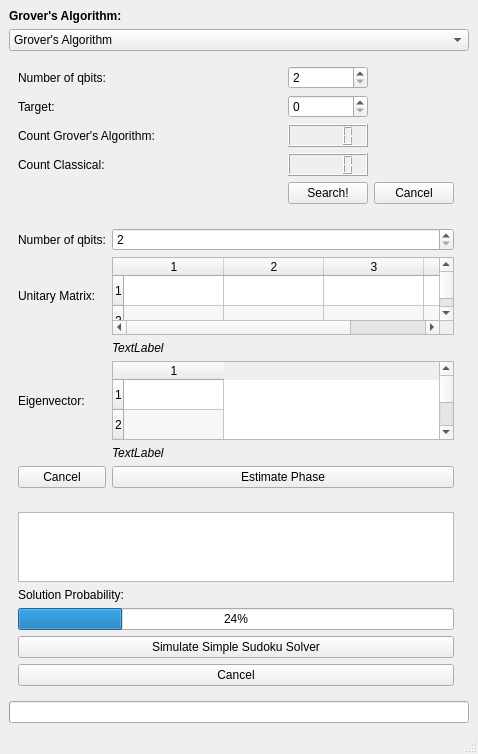
First picture: the form in qcp/gui/form.ui, repository Tiernan8r/quantum_computing_project, before the edit.
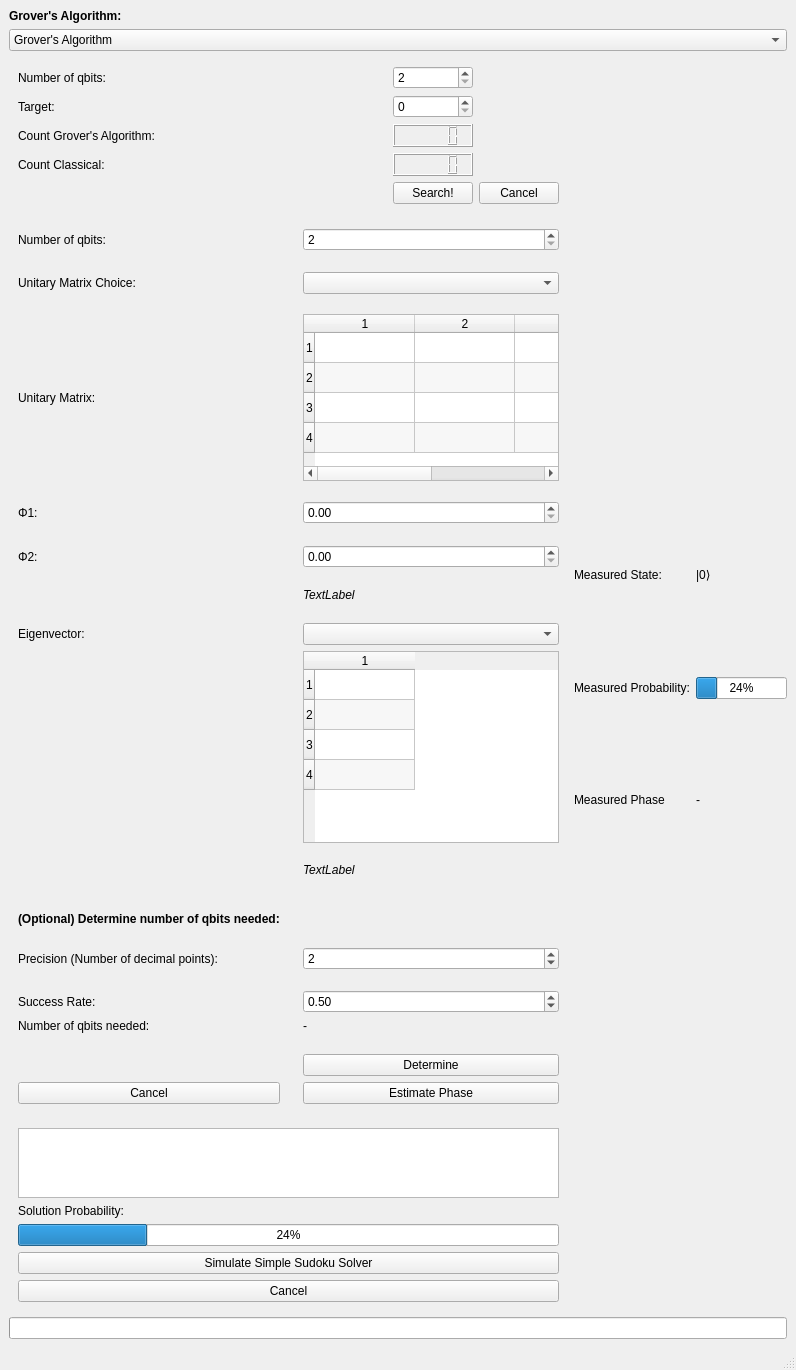
Second picture: the form after the edit.

Commit message: Redo the Phase Estimation GUI/CLI: (#100)

The edit to the form file:
```diff
--- a/qcp/gui/form.ui
+++ b/qcp/gui/form.ui
@@ -6,8 +6,8 @@
    <rect>
     <x>0</x>
     <y>0</y>
-    <width>478</width>
-    <height>754</height>
+    <width>796</width>
+    <height>1370</height>
    </rect>
   </property>
   <property name="sizePolicy">
@@ -21,6 +21,28 @@
   </property>
   <widget class="QWidget" name="central_widget">
    <layout class="QGridLayout" name="gridLayout_2">
+    <item row="1" column="0">
+     <widget class="QComboBox" name="algorithm_options">
+      <property name="frame">
+       <bool>true</bool>
+      </property>
+      <item>
+       <property name="text">
+        <string>Grover's Algorithm</string>
+       </property>
+      </item>
+      <item>
+       <property name="text">
+        <string>Phase Estimation</string>
+       </property>
+      </item>
+      <item>
+       <property name="text">
+        <string>Sudoku</string>
+       </property>
+      </item>
+     </widget>
+    </item>
     <item row="0" column="0">
      <widget class="QLabel" name="title">
       <property name="text">
@@ -31,10 +53,36 @@
       </property>
      </widget>
     </item>
+    <item row="10" column="0">
+     <widget class="QProgressBar" name="progress_bar">
+      <property name="enabled">
+       <bool>true</bool>
+      </property>
+      <property name="value">
+       <number>0</number>
+      </property>
+      <property name="textVisible">
+       <bool>false</bool>
+      </property>
+     </widget>
+    </item>
     <item row="2" column="0">
      <layout class="QHBoxLayout" name="horizontalLayout">
       <item>
        <layout class="QVBoxLayout" name="algorithms_layout">
+        <item>
+         <spacer name="verticalSpacer_29">
+          <property name="orientation">
+           <enum>Qt::Vertical</enum>
+          </property>
+          <property name="sizeHint" stdset="0">
+           <size>
+            <width>20</width>
+            <height>40</height>
+           </size>
+          </property>
+         </spacer>
+        </item>
         <item>
          <widget class="QWidget" name="grover_frame" native="true">
           <layout class="QVBoxLayout" name="verticalLayout">
@@ -102,19 +150,6 @@
                </property>
               </spacer>
              </item>
-             <item row="6" column="1">
-              <spacer name="horizontalSpacer_11">
-               <property name="orientation">
-                <enum>Qt::Horizontal</enum>
-               </property>
-               <property name="sizeHint" stdset="0">
-                <size>
-                 <width>40</width>
-                 <height>20</height>
-                </size>
-               </property>
-              </spacer>
-             </item>
              <item row="9" column="0">
               <spacer name="verticalSpacer_15">
                <property name="orientation">
@@ -207,32 +242,6 @@
                </property>
               </widget>
              </item>
-             <item row="4" column="1">
-              <spacer name="horizontalSpacer_12">
-               <property name="orientation">
-                <enum>Qt::Horizontal</enum>
-               </property>
-               <property name="sizeHint" stdset="0">
-                <size>
-                 <width>40</width>
-                 <height>20</height>
-                </size>
-               </property>
-              </spacer>
-             </item>
-             <item row="1" column="1">
-              <spacer name="horizontalSpacer_13">
-               <property name="orientation">
-                <enum>Qt::Horizontal</enum>
-               </property>
-               <property name="sizeHint" stdset="0">
-                <size>
-                 <width>40</width>
-                 <height>20</height>
-                </size>
-               </property>
-              </spacer>
-             </item>
              <item row="8" column="3">
               <widget class="QLCDNumber" name="lcd_number_classic">
                <property name="frameShape">
@@ -257,19 +266,6 @@
                </property>
               </widget>
              </item>
-             <item row="8" column="1">
-              <spacer name="horizontalSpacer_14">
-               <property name="orientation">
-                <enum>Qt::Horizontal</enum>
-               </property>
-               <property name="sizeHint" stdset="0">
-                <size>
-                 <width>40</width>
-                 <height>20</height>
-                </size>
-               </property>
-              </spacer>
-             </item>
              <item row="10" column="3">
               <widget class="QPushButton" name="search_button">
                <property name="text">
@@ -304,7 +300,7 @@
           <layout class="QVBoxLayout" name="verticalLayout_2">
            <item>
             <layout class="QGridLayout" name="phase_estimation_grid_layout">
-             <item row="4" column="1">
+             <item row="10" column="2">
               <widget class="QLabel" name="unitary_error_label">
                <property name="palette">
                 <palette>
@@ -434,33 +430,8 @@
                </property>
               </widget>
              </item>
-             <item row="6" column="1">
-              <widget class="QTableWidget" name="table_input_eigenvector_pe">
-               <property name="alternatingRowColors">
-                <bool>true</bool>
-               </property>
-               <property name="rowCount">
-                <number>4</number>
-               </property>
-               <property name="columnCount">
-                <number>1</number>
-               </property>
-               <row/>
-               <row/>
-               <row/>
-               <row/>
-               <column/>
-              </widget>
-             </item>
-             <item row="2" column="0">
-              <widget class="QLabel" name="label_unitary_pe">
-               <property name="text">
-                <string>Unitary Matrix:</string>
-               </property>
-              </widget>
-             </item>
-             <item row="1" column="1">
-              <spacer name="verticalSpacer_11">
+             <item row="9" column="2">
+              <spacer name="verticalSpacer_10">
                <property name="orientation">
                 <enum>Qt::Vertical</enum>
                </property>
@@ -472,15 +443,22 @@
                </property>
               </spacer>
              </item>
-             <item row="10" column="1">
-              <widget class="QPushButton" name="estimate_phase_button_pe">
+             <item row="19" column="0">
+              <widget class="QLabel" name="label_optional_determine">
                <property name="text">
-                <string>Estimate Phase</string>
+                <string>&lt;html&gt;&lt;head/&gt;&lt;body&gt;&lt;p&gt;&lt;span style=&quot; font-weight:700;&quot;&gt;(Optional) Determine number of qbits needed:&lt;/span&gt;&lt;/p&gt;&lt;/body&gt;&lt;/html&gt;</string>
                </property>
               </widget>
              </item>
-             <item row="7" column="1">
-              <spacer name="verticalSpacer_8">
+             <item row="6" column="2">
+              <widget class="QDoubleSpinBox" name="phi_1_spin_box">
+               <property name="singleStep">
+                <double>0.100000000000000</double>
+               </property>
+              </widget>
+             </item>
+             <item row="17" column="2">
+              <spacer name="verticalSpacer_7">
                <property name="orientation">
                 <enum>Qt::Vertical</enum>
                </property>
@@ -492,15 +470,72 @@
                </property>
               </spacer>
              </item>
+             <item row="27" column="0">
+              <widget class="QPushButton" name="cancel_button_pe">
+               <property name="text">
+                <string>Cancel</string>
+               </property>
+              </widget>
+             </item>
              <item row="6" column="0">
+              <widget class="QLabel" name="label_phi_1">
+               <property name="text">
+                <string>Φ1:</string>
+               </property>
+              </widget>
+             </item>
+             <item row="11" column="2">
+              <spacer name="verticalSpacer_9">
+               <property name="orientation">
+                <enum>Qt::Vertical</enum>
+               </property>
+               <property name="sizeHint" stdset="0">
+                <size>
+                 <width>20</width>
+                 <height>40</height>
+                </size>
+               </property>
+              </spacer>
+             </item>
+             <item row="2" column="2">
+              <widget class="QComboBox" name="unitary_matrix_combo_box"/>
+             </item>
+             <item row="8" column="2">
+              <widget class="QDoubleSpinBox" name="phi_2_spinbox">
+               <property name="singleStep">
+                <double>0.100000000000000</double>
+               </property>
+              </widget>
+             </item>
+             <item row="8" column="0">
+              <widget class="QLabel" name="label_phi_2">
+               <property name="text">
+                <string>Φ2:</string>
+               </property>
+              </widget>
+             </item>
+             <item row="22" column="0">
+              <spacer name="verticalSpacer_27">
+               <property name="orientation">
+                <enum>Qt::Vertical</enum>
+               </property>
+               <property name="sizeHint" stdset="0">
+                <size>
+                 <width>20</width>
+                 <height>40</height>
+                </size>
+               </property>
+              </spacer>
+             </item>
+             <item row="12" column="0">
               <widget class="QLabel" name="label_eigenvactor_pe">
                <property name="text">
                 <string>Eigenvector:</string>
                </property>
               </widget>
              </item>
-             <item row="5" column="1">
-              <spacer name="verticalSpacer_9">
+             <item row="20" column="0">
+              <spacer name="verticalSpacer_26">
                <property name="orientation">
                 <enum>Qt::Vertical</enum>
                </property>
@@ -512,165 +547,22 @@
                </property>
               </spacer>
              </item>
-             <item row="3" column="1">
-              <spacer name="verticalSpacer_10">
-               <property name="orientation">
-                <enum>Qt::Vertical</enum>
-               </property>
-               <property name="sizeHint" stdset="0">
-                <size>
-                 <width>20</width>
-                 <height>40</height>
-                </size>
-               </property>
-              </spacer>
-             </item>
-             <item row="0" column="1">
+             <item row="0" column="2">
               <widget class="QSpinBox" name="input_nqbits_pe">
                <property name="minimum">
                 <number>2</number>
                </property>
               </widget>
              </item>
-             <item row="8" column="1">
-              <widget class="QLabel" name="eigenvector_error_label">
-               <property name="palette">
-                <palette>
-                 <active>
-                  <colorrole role="WindowText">
-                   <brush brushstyle="SolidPattern">
-                    <color alpha="255">
-                     <red>255</red>
-                     <green>0</green>
-                     <blue>0</blue>
-                    </color>
-                   </brush>
-                  </colorrole>
-                  <colorrole role="Text">
-                   <brush brushstyle="SolidPattern">
-                    <color alpha="255">
-                     <red>255</red>
-                     <green>0</green>
-                     <blue>0</blue>
-                    </color>
-                   </brush>
-                  </colorrole>
-                  <colorrole role="BrightText">
-                   <brush brushstyle="SolidPattern">
-                    <color alpha="255">
-                     <red>255</red>
-                     <green>0</green>
-                     <blue>0</blue>
-                    </color>
-                   </brush>
-                  </colorrole>
-                  <colorrole role="ButtonText">
-                   <brush brushstyle="SolidPattern">
-                    <color alpha="255">
-                     <red>255</red>
-                     <green>0</green>
-                     <blue>0</blue>
-                    </color>
-                   </brush>
-                  </colorrole>
-                 </active>
-                 <inactive>
-                  <colorrole role="WindowText">
-                   <brush brushstyle="SolidPattern">
-                    <color alpha="255">
-                     <red>0</red>
-                     <green>0</green>
-                     <blue>0</blue>
-                    </color>
-                   </brush>
-                  </colorrole>
-                  <colorrole role="Text">
-                   <brush brushstyle="SolidPattern">
-                    <color alpha="255">
-                     <red>0</red>
-                     <green>0</green>
-                     <blue>0</blue>
-                    </color>
-                   </brush>
-                  </colorrole>
-                  <colorrole role="BrightText">
-                   <brush brushstyle="SolidPattern">
-                    <color alpha="255">
-                     <red>255</red>
-                     <green>255</green>
-                     <blue>255</blue>
-                    </color>
-                   </brush>
-                  </colorrole>
-                  <colorrole role="ButtonText">
-                   <brush brushstyle="SolidPattern">
-                    <color alpha="255">
-                     <red>0</red>
-                     <green>0</green>
-                     <blue>0</blue>
-                    </color>
-                   </brush>
-                  </colorrole>
-                 </inactive>
-                 <disabled>
-                  <colorrole role="WindowText">
-                   <brush brushstyle="SolidPattern">
-                    <color alpha="255">
-                     <red>190</red>
-                     <green>190</green>
-                     <blue>190</blue>
-                    </color>
-                   </brush>
-                  </colorrole>
-                  <colorrole role="Text">
-                   <brush brushstyle="SolidPattern">
-                    <color alpha="255">
-                     <red>190</red>
-                     <green>190</green>
-                     <blue>190</blue>
-                    </color>
-                   </brush>
-                  </colorrole>
-                  <colorrole role="BrightText">
-                   <brush brushstyle="SolidPattern">
-                    <color alpha="255">
-                     <red>255</red>
-                     <green>0</green>
-                     <blue>0</blue>
-                    </color>
-                   </brush>
-                  </colorrole>
-                  <colorrole role="ButtonText">
-                   <brush brushstyle="SolidPattern">
-                    <color alpha="255">
-                     <red>190</red>
-                     <green>190</green>
-                     <blue>190</blue>
-                    </color>
-                   </brush>
-                  </colorrole>
-                 </disabled>
-                </palette>
-               </property>
-               <property name="font">
-                <font>
-                 <italic>true</italic>
-                </font>
-               </property>
+             <item row="4" column="0">
+              <widget class="QLabel" name="label_unitary_pe">
                <property name="text">
-                <string>TextLabel</string>
+                <string>Unitary Matrix:</string>
                </property>
               </widget>
              </item>
-             <item row="10" column="0">
-              <widget class="QPushButton" name="cancel_button_pe">
-               <property name="text">
-                <string>Cancel</string>
-               </property>
-              </widget>
-             </item>
-             <item row="9" column="1">
-              <spacer name="verticalSpacer_7">
+             <item row="14" column="2">
+              <spacer name="verticalSpacer_8">
                <property name="orientation">
                 <enum>Qt::Vertical</enum>
                </property>
@@ -682,15 +574,21 @@
                </property>
               </spacer>
              </item>
-             <item row="0" column="0">
-              <widget class="QLabel" name="label_nqbits_pe">
+             <item row="2" column="0">
+              <widget class="QLabel" name="unitary_matrix_choice_label">
                <property name="text">
-                <string>Number of qbits:</string>
+                <string>Unitary Matrix Choice:</string>
                </property>
               </widget>
              </item>
-             <item row="2" column="1">
+             <item row="4" column="2">
               <widget class="QTableWidget" name="table_input_unitary_pe">
+               <property name="sizePolicy">
+                <sizepolicy hsizetype="Expanding" vsizetype="Expanding">
+                 <horstretch>0</horstretch>
+                 <verstretch>0</verstretch>
+                </sizepolicy>
+               </property>
                <property name="alternatingRowColors">
                 <bool>true</bool>
                </property>
@@ -716,6 +614,355 @@
                <column/>
               </widget>
              </item>
+             <item row="18" column="0">
+              <spacer name="verticalSpacer_25">
+               <property name="orientation">
+                <enum>Qt::Vertical</enum>
+               </property>
+               <property name="sizeHint" stdset="0">
+                <size>
+                 <width>20</width>
+                 <height>40</height>
+                </size>
+               </property>
+              </spacer>
+             </item>
+             <item row="21" column="0">
+              <widget class="QLabel" name="label_precision">
+               <property name="text">
+                <string>Precision (Number of decimal points):</string>
+               </property>
+              </widget>
+             </item>
+             <item row="27" column="2">
+              <widget class="QPushButton" name="estimate_phase_button_pe">
+               <property name="text">
+                <string>Estimate Phase</string>
+               </property>
+              </widget>
+             </item>
+             <item row="26" column="2">
+              <widget class="QPushButton" name="button_determine_nqbits">
+               <property name="text">
+                <string>Determine</string>
+               </property>
+              </widget>
+             </item>
+             <item row="21" column="2">
+              <widget class="QSpinBox" name="precision_spin_box">
+               <property name="minimum">
+                <number>1</number>
+               </property>
+               <property name="value">
+                <number>2</number>
+               </property>
+              </widget>
+             </item>
+             <item row="3" column="2">
+              <spacer name="verticalSpacer_22">
+               <property name="orientation">
+                <enum>Qt::Vertical</enum>
+               </property>
+               <property name="sizeHint" stdset="0">
+                <size>
+                 <width>20</width>
+                 <height>40</height>
+                </size>
+               </property>
+              </spacer>
+             </item>
+             <item row="23" column="2">
+              <widget class="QDoubleSpinBox" name="success_rate_spin_box">
+               <property name="minimum">
+                <double>0.010000000000000</double>
+               </property>
+               <property name="maximum">
+                <double>1.000000000000000</double>
+               </property>
+               <property name="singleStep">
+                <double>0.010000000000000</double>
+               </property>
+               <property name="value">
+                <double>0.500000000000000</double>
+               </property>
+              </widget>
+             </item>
+             <item row="0" column="0">
+              <widget class="QLabel" name="label_nqbits_pe">
+               <property name="text">
+                <string>Number of qbits:</string>
+               </property>
+              </widget>
+             </item>
+             <item row="5" column="0">
+              <spacer name="verticalSpacer_23">
+               <property name="orientation">
+                <enum>Qt::Vertical</enum>
+               </property>
+               <property name="sizeHint" stdset="0">
+                <size>
+                 <width>20</width>
+                 <height>40</height>
+                </size>
+               </property>
+              </spacer>
+             </item>
+             <item row="13" column="2">
+              <widget class="QTableWidget" name="table_input_eigenvector_pe">
+               <property name="sizePolicy">
+                <sizepolicy hsizetype="MinimumExpanding" vsizetype="MinimumExpanding">
+                 <horstretch>0</horstretch>
+                 <verstretch>0</verstretch>
+                </sizepolicy>
+               </property>
+               <property name="alternatingRowColors">
+                <bool>true</bool>
+               </property>
+               <property name="rowCount">
+                <number>4</number>
+               </property>
+               <property name="columnCount">
+                <number>1</number>
+               </property>
+               <row/>
+               <row/>
+               <row/>
+               <row/>
+               <column/>
+              </widget>
+             </item>
+             <item row="15" column="2">
+              <widget class="QLabel" name="eigenvector_error_label">
+               <property name="palette">
+                <palette>
+                 <active>
+                  <colorrole role="WindowText">
+                   <brush brushstyle="SolidPattern">
+                    <color alpha="255">
+                     <red>255</red>
+                     <green>0</green>
+                     <blue>0</blue>
+                    </color>
+                   </brush>
+                  </colorrole>
+                  <colorrole role="Text">
+                   <brush brushstyle="SolidPattern">
+                    <color alpha="255">
+                     <red>255</red>
+                     <green>0</green>
+                     <blue>0</blue>
+                    </color>
+                   </brush>
+                  </colorrole>
+                  <colorrole role="BrightText">
+                   <brush brushstyle="SolidPattern">
+                    <color alpha="255">
+                     <red>255</red>
+                     <green>0</green>
+                     <blue>0</blue>
+                    </color>
+                   </brush>
+                  </colorrole>
+                  <colorrole role="ButtonText">
+                   <brush brushstyle="SolidPattern">
+                    <color alpha="255">
+                     <red>255</red>
+                     <green>0</green>
+                     <blue>0</blue>
+                    </color>
+                   </brush>
+                  </colorrole>
+                 </active>
+                 <inactive>
+                  <colorrole role="WindowText">
+                   <brush brushstyle="SolidPattern">
+                    <color alpha="255">
+                     <red>0</red>
+                     <green>0</green>
+                     <blue>0</blue>
+                    </color>
+                   </brush>
+                  </colorrole>
+                  <colorrole role="Text">
+                   <brush brushstyle="SolidPattern">
+                    <color alpha="255">
+                     <red>0</red>
+                     <green>0</green>
+                     <blue>0</blue>
+                    </color>
+                   </brush>
+                  </colorrole>
+                  <colorrole role="BrightText">
+                   <brush brushstyle="SolidPattern">
+                    <color alpha="255">
+                     <red>255</red>
+                     <green>255</green>
+                     <blue>255</blue>
+                    </color>
+                   </brush>
+                  </colorrole>
+                  <colorrole role="ButtonText">
+                   <brush brushstyle="SolidPattern">
+                    <color alpha="255">
+                     <red>0</red>
+                     <green>0</green>
+                     <blue>0</blue>
+                    </color>
+                   </brush>
+                  </colorrole>
+                 </inactive>
+                 <disabled>
+                  <colorrole role="WindowText">
+                   <brush brushstyle="SolidPattern">
+                    <color alpha="255">
+                     <red>190</red>
+                     <green>190</green>
+                     <blue>190</blue>
+                    </color>
+                   </brush>
+                  </colorrole>
+                  <colorrole role="Text">
+                   <brush brushstyle="SolidPattern">
+                    <color alpha="255">
+                     <red>190</red>
+                     <green>190</green>
+                     <blue>190</blue>
+                    </color>
+                   </brush>
+                  </colorrole>
+                  <colorrole role="BrightText">
+                   <brush brushstyle="SolidPattern">
+                    <color alpha="255">
+                     <red>255</red>
+                     <green>0</green>
+                     <blue>0</blue>
+                    </color>
+                   </brush>
+                  </colorrole>
+                  <colorrole role="ButtonText">
+                   <brush brushstyle="SolidPattern">
+                    <color alpha="255">
+                     <red>190</red>
+                     <green>190</green>
+                     <blue>190</blue>
+                    </color>
+                   </brush>
+                  </colorrole>
+                 </disabled>
+                </palette>
+               </property>
+               <property name="font">
+                <font>
+                 <italic>true</italic>
+                </font>
+               </property>
+               <property name="text">
+                <string>TextLabel</string>
+               </property>
+              </widget>
+             </item>
+             <item row="12" column="2">
+              <widget class="QComboBox" name="eigenvector_combo_box"/>
+             </item>
+             <item row="23" column="0">
+              <widget class="QLabel" name="label_success_rate">
+               <property name="text">
+                <string>Success Rate:</string>
+               </property>
+              </widget>
+             </item>
+             <item row="1" column="2">
+              <spacer name="verticalSpacer_11">
+               <property name="orientation">
+                <enum>Qt::Vertical</enum>
+               </property>
+               <property name="sizeHint" stdset="0">
+                <size>
+                 <width>20</width>
+                 <height>40</height>
+                </size>
+               </property>
+              </spacer>
+             </item>
+             <item row="24" column="2">
+              <widget class="QLabel" name="label_nqbits_display">
+               <property name="text">
+                <string>-</string>
+               </property>
+              </widget>
+             </item>
+             <item row="7" column="0">
+              <spacer name="verticalSpacer_24">
+               <property name="orientation">
+                <enum>Qt::Vertical</enum>
+               </property>
+               <property name="sizeHint" stdset="0">
+                <size>
+                 <width>20</width>
+                 <height>40</height>
+                </size>
+               </property>
+              </spacer>
+             </item>
+             <item row="24" column="0">
+              <widget class="QLabel" name="label_number_of_qbits">
+               <property name="text">
+                <string>Number of qbits needed:</string>
+               </property>
+              </widget>
+             </item>
+             <item row="25" column="2">
+              <spacer name="verticalSpacer_28">
+               <property name="orientation">
+                <enum>Qt::Vertical</enum>
+               </property>
+               <property name="sizeHint" stdset="0">
+                <size>
+                 <width>20</width>
+                 <height>40</height>
+                </size>
+               </property>
+              </spacer>
+             </item>
+             <item row="0" column="1">
+              <spacer name="horizontalSpacer">
+               <property name="orientation">
+                <enum>Qt::Horizontal</enum>
+               </property>
+               <property name="sizeHint" stdset="0">
+                <size>
+                 <width>40</width>
+                 <height>20</height>
+                </size>
+               </property>
+              </spacer>
+             </item>
+             <item row="2" column="1">
+              <spacer name="horizontalSpacer_2">
+               <property name="orientation">
+                <enum>Qt::Horizontal</enum>
+               </property>
+               <property name="sizeHint" stdset="0">
+                <size>
+                 <width>40</width>
+                 <height>20</height>
+                </size>
+               </property>
+              </spacer>
+             </item>
+             <item row="27" column="1">
+              <spacer name="horizontalSpacer_3">
+               <property name="orientation">
+                <enum>Qt::Horizontal</enum>
+               </property>
+               <property name="sizeHint" stdset="0">
+                <size>
+                 <width>40</width>
+                 <height>20</height>
+                </size>
+               </property>
+              </spacer>
+             </item>
             </layout>
            </item>
           </layout>
@@ -801,55 +1048,161 @@
           </layout>
          </widget>
         </item>
+        <item>
+         <spacer name="verticalSpacer_30">
+          <property name="orientation">
+           <enum>Qt::Vertical</enum>
+          </property>
+          <property name="sizeHint" stdset="0">
+           <size>
+            <width>20</width>
+            <height>40</height>
+           </size>
+          </property>
+         </spacer>
+        </item>
        </layout>
       </item>
       <item>
-       <widget class="QWidget" name="graph" native="true">
-        <property name="sizePolicy">
-         <sizepolicy hsizetype="Fixed" vsizetype="Fixed">
-          <horstretch>0</horstretch>
-          <verstretch>0</verstretch>
-         </sizepolicy>
-        </property>
-       </widget>
+       <layout class="QVBoxLayout" name="output_window">
+        <item>
+         <widget class="QWidget" name="graph" native="true">
+          <property name="sizePolicy">
+           <sizepolicy hsizetype="Fixed" vsizetype="Fixed">
+            <horstretch>0</horstretch>
+            <verstretch>0</verstretch>
+           </sizepolicy>
+          </property>
+         </widget>
+        </item>
+        <item>
+         <spacer name="verticalSpacer_21">
+          <property name="orientation">
+           <enum>Qt::Vertical</enum>
+          </property>
+          <property name="sizeHint" stdset="0">
+           <size>
+            <width>20</width>
+            <height>40</height>
+           </size>
+          </property>
+         </spacer>
+        </item>
+        <item>
+         <layout class="QFormLayout" name="output_display">
+          <item row="1" column="0">
+           <widget class="QLabel" name="label_measured_state">
+            <property name="text">
+             <string>Measured State:</string>
+            </property>
+           </widget>
+          </item>
+          <item row="3" column="0">
+           <widget class="QLabel" name="label_measured_probability">
+            <property name="text">
+             <string>Measured Probability:</string>
+            </property>
+           </widget>
+          </item>
+          <item row="3" column="1">
+           <widget class="QProgressBar" name="state_probability">
+            <property name="value">
+             <number>24</number>
+            </property>
+           </widget>
+          </item>
+          <item row="0" column="0">
+           <spacer name="verticalSpacer">
+            <property name="orientation">
+             <enum>Qt::Vertical</enum>
+            </property>
+            <property name="sizeHint" stdset="0">
+             <size>
+              <width>20</width>
+              <height>40</height>
+             </size>
+            </property>
+           </spacer>
+          </item>
+          <item row="2" column="0">
+           <spacer name="verticalSpacer_4">
+            <property name="orientation">
+             <enum>Qt::Vertical</enum>
+            </property>
+            <property name="sizeHint" stdset="0">
+             <size>
+              <width>20</width>
+              <height>40</height>
+             </size>
+            </property>
+           </spacer>
+          </item>
+          <item row="4" column="0">
+           <spacer name="verticalSpacer_6">
+            <property name="orientation">
+             <enum>Qt::Vertical</enum>
+            </property>
+            <property name="sizeHint" stdset="0">
+             <size>
+              <width>20</width>
+              <height>40</height>
+             </size>
+            </property>
+           </spacer>
+          </item>
+          <item row="1" column="1">
+           <widget class="QLabel" name="label_state_value">
+            <property name="text">
+             <string>|0⟩</string>
+            </property>
+           </widget>
+          </item>
+          <item row="5" column="0">
+           <widget class="QLabel" name="label_measured_phase">
+            <property name="text">
+             <string>Measured Phase</string>
+            </property>
+           </widget>
+          </item>
+          <item row="5" column="1">
+           <widget class="QLabel" name="label_measured_phase_value">
+            <property name="text">
+             <string>-</string>
+            </property>
+           </widget>
+          </item>
+          <item row="6" column="0">
+           <spacer name="verticalSpacer_31">
+            <property name="orientation">
+             <enum>Qt::Vertical</enum>
+            </property>
+            <property name="sizeHint" stdset="0">
+             <size>
+              <width>20</width>
+              <height>40</height>
+             </size>
+            </property>
+           </spacer>
+          </item>
+         </layout>
+        </item>
+        <item>
+         <spacer name="verticalSpacer_12">
+          <property name="orientation">
+           <enum>Qt::Vertical</enum>
+          </property>
+          <property name="sizeHint" stdset="0">
+           <size>
+            <width>20</width>
+            <height>40</height>
+           </size>
+          </property>
+         </spacer>
+        </item>
+       </layout>
       </item>
      </layout>
     </item>
-    <item row="10" column="0">
-     <widget class="QProgressBar" name="progress_bar">
-      <property name="enabled">
-       <bool>true</bool>
-      </property>
-      <property name="value">
-       <number>0</number>
-      </property>
-      <property name="textVisible">
-       <bool>false</bool>
-      </property>
-     </widget>
-    </item>
-    <item row="1" column="0">
-     <widget class="QComboBox" name="algorithm_options">
-      <property name="frame">
-       <bool>true</bool>
-      </property>
-      <item>
-       <property name="text">
-        <string>Grover's Algorithm</string>
-       </property>
-      </item>
-      <item>
-       <property name="text">
-        <string>Phase Estimation</string>
-       </property>
-      </item>
-      <item>
-       <property name="text">
-        <string>Sudoku</string>
-       </property>
-      </item>
-     </widget>
-    </item>
    </layout>
   </widget>
   <widget class="QStatusBar" name="statusbar"/>
```
The commit also changes 33 other files.
